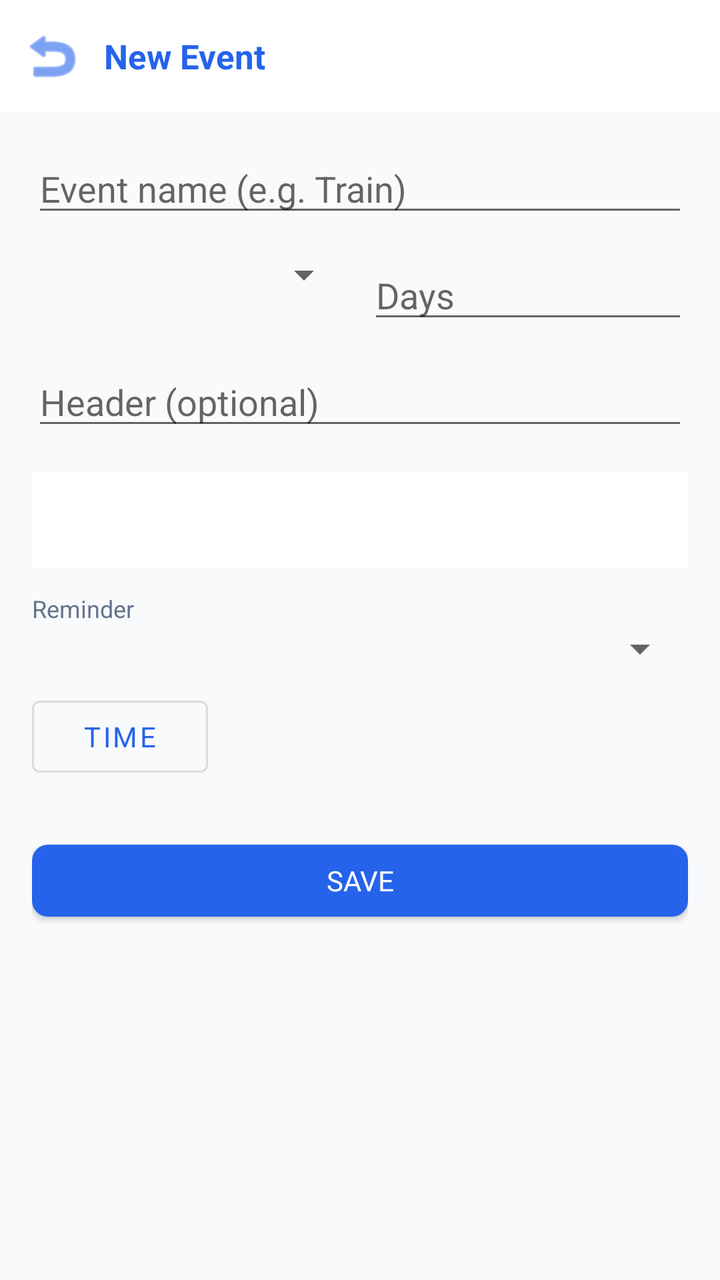
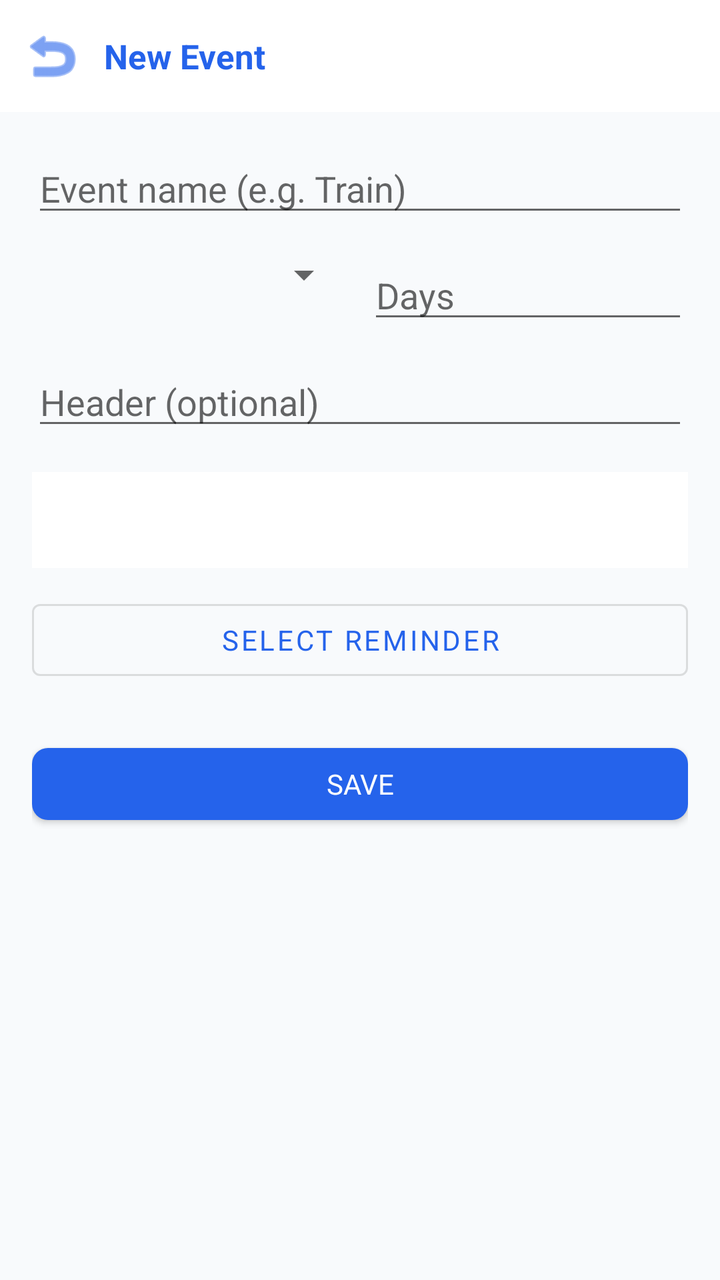

The first picture is an Android layout as it rendered before a commit; the second is the same layout after the commit. The layout source and the unified diff follow.
<!-- AndroidManifest.xml: application theme Theme.ExpenseOS -->
<!-- res/layout/activity_add_event.xml -->
<?xml version="1.0" encoding="utf-8"?>
<ScrollView xmlns:android="http://schemas.android.com/apk/res/android"
    xmlns:app="http://schemas.android.com/apk/res-auto"
    android:layout_width="match_parent"
    android:layout_height="match_parent"
    android:background="@color/bg">

    <LinearLayout
        android:layout_width="match_parent"
        android:layout_height="wrap_content"
        android:orientation="vertical">

        <LinearLayout
            android:layout_width="match_parent"
            android:layout_height="56dp"
            android:background="@color/nav_bg"
            android:gravity="center_vertical"
            android:orientation="horizontal"
            android:paddingHorizontal="8dp">

            <ImageButton
                android:id="@+id/btnBack"
                android:layout_width="36dp"
                android:layout_height="36dp"
                android:background="?attr/selectableItemBackgroundBorderless"
                android:src="@android:drawable/ic_menu_revert"
                android:tint="@color/primary" />

            <TextView
                android:layout_width="wrap_content"
                android:layout_height="wrap_content"
                android:layout_marginStart="8dp"
                android:text="New Event"
                android:textColor="@color/primary"
                android:textSize="17sp"
                android:textStyle="bold" />
        </LinearLayout>

        <LinearLayout
            android:layout_width="match_parent"
            android:layout_height="wrap_content"
            android:orientation="vertical"
            android:padding="16dp">

            <EditText
                android:id="@+id/etEventName"
                android:layout_width="match_parent"
                android:layout_height="wrap_content"
                android:hint="Event name (e.g. Train)" />

            <LinearLayout
                android:layout_width="match_parent"
                android:layout_height="wrap_content"
                android:layout_marginTop="12dp"
                android:orientation="horizontal">

                <Spinner
                    android:id="@+id/spOffsetDirection"
                    android:layout_width="0dp"
                    android:layout_height="wrap_content"
                    android:layout_weight="1" />

                <EditText
                    android:id="@+id/etEventDays"
                    android:layout_width="0dp"
                    android:layout_height="wrap_content"
                    android:layout_weight="1"
                    android:layout_marginStart="8dp"
                    android:hint="Days"
                    android:inputType="number" />
            </LinearLayout>

            <EditText
                android:id="@+id/etEventHeader"
                android:layout_width="match_parent"
                android:layout_height="wrap_content"
                android:layout_marginTop="12dp"
                android:hint="Header (optional)" />

            <com.google.android.material.tabs.TabLayout
                android:id="@+id/tabReminderType"
                android:layout_width="match_parent"
                android:layout_height="wrap_content"
                android:layout_marginTop="16dp"
                app:tabIndicatorColor="@color/primary"
                app:tabSelectedTextColor="@color/primary" />

            
            <LinearLayout
                android:id="@+id/blockNotification"
                android:layout_width="match_parent"
                android:layout_height="wrap_content"
                android:orientation="vertical"
                android:paddingTop="12dp">

                <TextView
                    android:layout_width="wrap_content"
                    android:layout_height="wrap_content"
                    android:text="Reminder"
                    android:textSize="12sp"
                    android:textColor="@color/text_muted" />

                <Spinner
                    android:id="@+id/spNotifReminder"
                    android:layout_width="match_parent"
                    android:layout_height="wrap_content" />

                <Button
                    android:id="@+id/btnNotifTime"
                    style="@style/Widget.MaterialComponents.Button.OutlinedButton"
                    android:layout_width="wrap_content"
                    android:layout_height="wrap_content"
                    android:layout_marginTop="8dp"
                    android:text="Time" />
            </LinearLayout>

            
            <LinearLayout
                android:id="@+id/blockAlarm"
                android:layout_width="match_parent"
                android:layout_height="wrap_content"
                android:orientation="vertical"
                android:paddingTop="12dp"
                android:visibility="gone">

                <TextView
                    android:layout_width="wrap_content"
                    android:layout_height="wrap_content"
                    android:text="Reminder"
                    android:textSize="12sp"
                    android:textColor="@color/text_muted" />

                <Spinner
                    android:id="@+id/spAlarmReminder"
                    android:layout_width="match_parent"
                    android:layout_height="wrap_content" />

                <Button
                    android:id="@+id/btnAlarmTime"
                    style="@style/Widget.MaterialComponents.Button.OutlinedButton"
                    android:layout_width="wrap_content"
                    android:layout_height="wrap_content"
                    android:layout_marginTop="8dp"
                    android:text="Time" />
            </LinearLayout>

            <Button
                android:id="@+id/btnSaveEvent"
                style="@style/BtnPrimary"
                android:layout_width="match_parent"
                android:layout_height="48dp"
                android:layout_marginTop="24dp"
                android:text="Save" />
        </LinearLayout>
    </LinearLayout>
</ScrollView>
<!-- resources referenced by this layout -->
<resources>
  <color name="bg">#F8FAFC</color>
  <color name="nav_bg">#FFFFFF</color>
  <color name="primary">#2563EB</color>
  <color name="text_muted">#64748B</color>
  <style name="BtnPrimary" parent="Widget.MaterialComponents.Button">
          <item name="backgroundTint">@color/primary</item>
          <item name="android:textColor">@color/white</item>
          <item name="cornerRadius">8dp</item>
          <item name="android:letterSpacing">0</item>
      </style>
  <style name="Theme.ExpenseOS" parent="Theme.MaterialComponents.Light.NoActionBar">
          <item name="colorPrimary">@color/primary</item>
          <item name="colorPrimaryDark">@color/primary_dark</item>
          <item name="colorAccent">@color/primary</item>
          <item name="android:windowBackground">@color/bg</item>
          <item name="android:fontFamily">sans-serif</item>
          <item name="android:statusBarColor">@color/primary_dark</item>
      </style>
  <color name="white">#FFFFFF</color>
  <color name="primary_dark">#1D4ED8</color>
</resources>

<!-- the commit's change to res/layout/activity_add_event.xml (unified diff, before → after) -->
@@ -93,25 +93,12 @@
                 android:orientation="vertical"
                 android:paddingTop="12dp">
 
-                <TextView
-                    android:layout_width="wrap_content"
+                <Button
+                    android:id="@+id/btnNotifReminder"
+                    style="@style/Widget.MaterialComponents.Button.OutlinedButton"
+                    android:layout_width="match_parent"
                     android:layout_height="wrap_content"
-                    android:text="Reminder"
-                    android:textSize="12sp"
-                    android:textColor="@color/text_muted" />
-
-                <Spinner
-                    android:id="@+id/spNotifReminder"
-                    android:layout_width="match_parent"
-                    android:layout_height="wrap_content" />
-
-                <Button
-                    android:id="@+id/btnNotifTime"
-                    style="@style/Widget.MaterialComponents.Button.OutlinedButton"
-                    android:layout_width="wrap_content"
-                    android:layout_height="wrap_content"
-                    android:layout_marginTop="8dp"
-                    android:text="Time" />
+                    android:text="Select reminder" />
             </LinearLayout>
 
             
@@ -123,25 +110,12 @@
                 android:paddingTop="12dp"
                 android:visibility="gone">
 
-                <TextView
-                    android:layout_width="wrap_content"
+                <Button
+                    android:id="@+id/btnAlarmReminder"
+                    style="@style/Widget.MaterialComponents.Button.OutlinedButton"
+                    android:layout_width="match_parent"
                     android:layout_height="wrap_content"
-                    android:text="Reminder"
-                    android:textSize="12sp"
-                    android:textColor="@color/text_muted" />
-
-                <Spinner
-                    android:id="@+id/spAlarmReminder"
-                    android:layout_width="match_parent"
-                    android:layout_height="wrap_content" />
-
-                <Button
-                    android:id="@+id/btnAlarmTime"
-                    style="@style/Widget.MaterialComponents.Button.OutlinedButton"
-                    android:layout_width="wrap_content"
-                    android:layout_height="wrap_content"
-                    android:layout_marginTop="8dp"
-                    android:text="Time" />
+                    android:text="Select reminder" />
             </LinearLayout>
 
             <Button
<!-- resource entries referenced after the edit -->
@@ -3,7 +3,6 @@
   <color name="bg">#F8FAFC</color>
   <color name="nav_bg">#FFFFFF</color>
   <color name="primary">#2563EB</color>
-  <color name="text_muted">#64748B</color>
   <style name="BtnPrimary" parent="Widget.MaterialComponents.Button">
           <item name="backgroundTint">@color/primary</item>
           <item name="android:textColor">@color/white</item>
